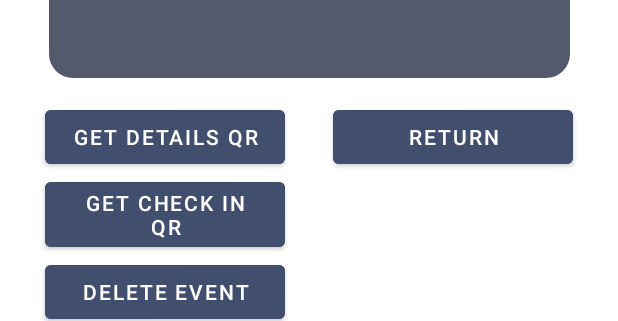
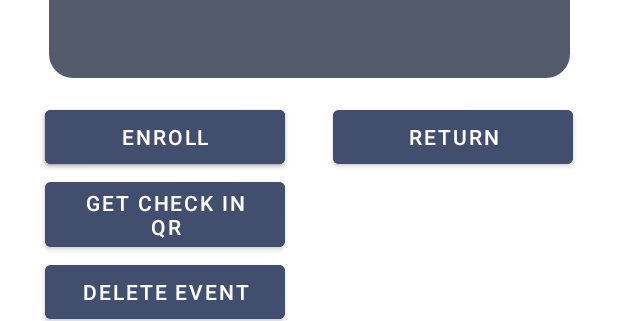
Before and after one commit to Project-Team-51/EventScan, an Android app: the layout fragment_delete_event_admin.xml on its own in the app's theme, with its tools: preview values and no code run, on a phone screen of 412 x 824 dp. Shown: the part 490-811 px from the top of the screen. Run offline under Robolectric (Android 15) with nearby library versions, the phone set to English and light mode, and no system bars.

Commit message:
event view layouts updated

```diff
--- a/app/src/main/res/layout/fragment_delete_event_admin.xml
+++ b/app/src/main/res/layout/fragment_delete_event_admin.xml
@@ -132,6 +132,19 @@
         app:layout_constraintStart_toStartOf="parent"
         app:layout_constraintTop_toBottomOf="@+id/bubbleContainer" />
 
+    <Button
+        android:id="@+id/enroll_button"
+        android:layout_width="160dp"
+        android:layout_height="wrap_content"
+        android:layout_below="@id/bubbleContainer"
+        android:layout_alignParentLeft="true"
+        android:layout_marginTop="15dp"
+        android:layout_marginLeft="30dp"
+        android:backgroundTint="#414E6E"
+        android:text="ENROLL"
+        app:layout_constraintStart_toStartOf="parent"
+        app:layout_constraintTop_toBottomOf="@+id/bubbleContainer" />
+
     <ImageView
         android:id="@+id/posterView"
         android:layout_width="168dp"
```
